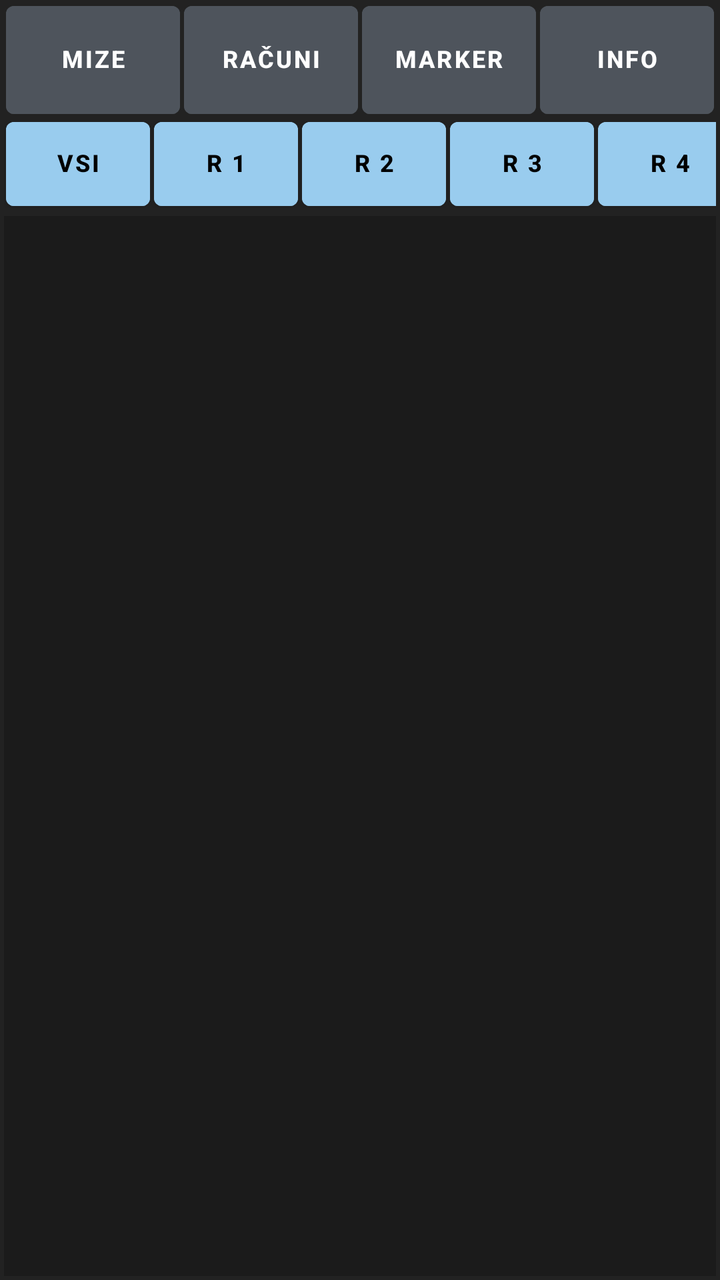
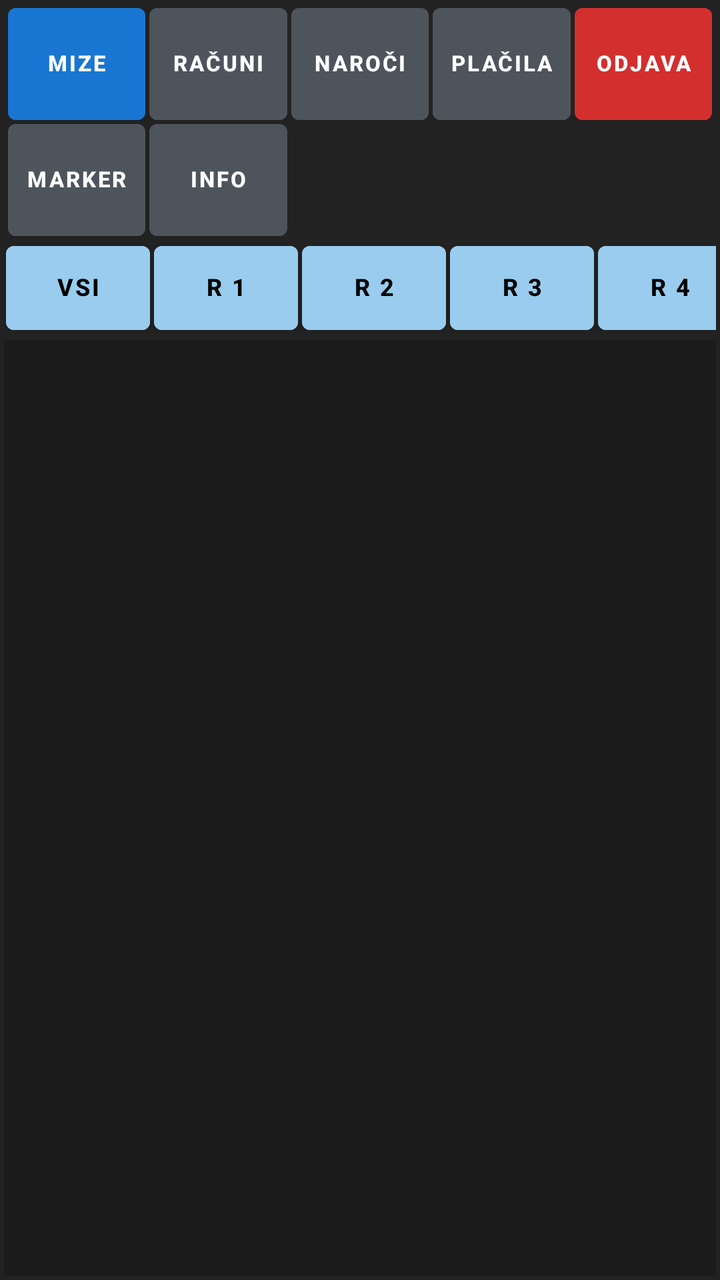

Two renders of the same Android screen: before a commit and after it. Below are the layout's source before the change and the commit's diff.
<!-- AndroidManifest.xml: application theme Theme.RosKasa -->
<!-- res/layout/fragment_mize.xml -->
<?xml version="1.0" encoding="utf-8"?>
<LinearLayout xmlns:android="http://schemas.android.com/apk/res/android"
    xmlns:app="http://schemas.android.com/apk/res-auto"
    android:layout_width="match_parent"
    android:layout_height="match_parent"
    android:orientation="vertical"
    android:background="@color/pos_bg_dark"
    android:padding="2dp">

    
    <LinearLayout
        android:layout_width="match_parent"
        android:layout_height="56dp"
        android:orientation="horizontal"
        android:layout_marginBottom="2dp">

        <com.google.android.material.button.MaterialButton
            android:id="@+id/btnMizeSelf"
            style="@style/PosButtonStyle"
            android:layout_width="0dp"
            android:layout_height="match_parent"
            android:layout_weight="1"
            android:backgroundTint="@color/pos_btn_normal"
            android:text="@string/btn_mize"
            android:textColor="#FFFFFF"
            android:textSize="12sp" />

        <com.google.android.material.button.MaterialButton
            android:id="@+id/btnNavRacuni"
            style="@style/PosButtonStyle"
            android:layout_width="0dp"
            android:layout_height="match_parent"
            android:layout_weight="1"
            android:backgroundTint="@color/pos_btn_normal"
            android:text="@string/btn_racuni"
            android:textColor="#FFFFFF"
            android:textSize="12sp" />

        <com.google.android.material.button.MaterialButton
            android:id="@+id/btnMarker"
            style="@style/PosButtonStyle"
            android:layout_width="0dp"
            android:layout_height="match_parent"
            android:layout_weight="1"
            android:backgroundTint="@color/pos_btn_normal"
            android:text="Marker"
            android:textColor="#FFFFFF"
            android:textSize="12sp" />

        <com.google.android.material.button.MaterialButton
            android:id="@+id/btnInfo"
            style="@style/PosButtonStyle"
            android:layout_width="0dp"
            android:layout_height="match_parent"
            android:layout_weight="1"
            android:backgroundTint="@color/pos_btn_normal"
            android:text="Info"
            android:textColor="#FFFFFF"
            android:textSize="12sp" />
    </LinearLayout>

    
    <HorizontalScrollView
        android:layout_width="match_parent"
        android:layout_height="wrap_content"
        android:scrollbars="none"
        android:layout_marginBottom="4dp">

        <LinearLayout
            android:id="@+id/containerRajoni"
            android:layout_width="wrap_content"
            android:layout_height="44dp"
            android:orientation="horizontal">

            <com.google.android.material.button.MaterialButton
                style="@style/PosButtonStyle"
                android:layout_width="72dp"
                android:layout_height="match_parent"
                android:backgroundTint="@color/pos_region_bg"
                android:text="Vsi"
                android:textColor="#000000"
                android:textSize="12sp" />

            <com.google.android.material.button.MaterialButton
                style="@style/PosButtonStyle"
                android:layout_width="72dp"
                android:layout_height="match_parent"
                android:backgroundTint="@color/pos_region_bg"
                android:text="R 1"
                android:textColor="#000000"
                android:textSize="12sp" />

            <com.google.android.material.button.MaterialButton
                style="@style/PosButtonStyle"
                android:layout_width="72dp"
                android:layout_height="match_parent"
                android:backgroundTint="@color/pos_region_bg"
                android:text="R 2"
                android:textColor="#000000"
                android:textSize="12sp" />

            <com.google.android.material.button.MaterialButton
                style="@style/PosButtonStyle"
                android:layout_width="72dp"
                android:layout_height="match_parent"
                android:backgroundTint="@color/pos_region_bg"
                android:text="R 3"
                android:textColor="#000000"
                android:textSize="12sp" />

            <com.google.android.material.button.MaterialButton
                style="@style/PosButtonStyle"
                android:layout_width="72dp"
                android:layout_height="match_parent"
                android:backgroundTint="@color/pos_region_bg"
                android:text="R 4"
                android:textColor="#000000"
                android:textSize="12sp" />

            <com.google.android.material.button.MaterialButton
                style="@style/PosButtonStyle"
                android:layout_width="72dp"
                android:layout_height="match_parent"
                android:backgroundTint="@color/pos_region_bg"
                android:text="R 5"
                android:textColor="#000000"
                android:textSize="12sp" />
        </LinearLayout>
    </HorizontalScrollView>

    
    <androidx.recyclerview.widget.RecyclerView
        android:id="@+id/rvMizeGrid"
        android:layout_width="match_parent"
        android:layout_height="0dp"
        android:layout_weight="1"
        android:padding="2dp"
        android:background="#1B1B1B" />

</LinearLayout>
<!-- resources referenced by this layout -->
<resources>
  <color name="pos_bg_dark">#222222</color>
  <color name="pos_btn_normal">#4E545C</color>
  <color name="pos_region_bg">#99CCEE</color>
  <string name="btn_mize">Mize</string>
  <string name="btn_racuni">Računi</string>
  <style name="PosButtonStyle" parent="Widget.MaterialComponents.Button">
          <item name="android:layout_height">56dp</item>
          <item name="android:minHeight">56dp</item>
          <item name="android:insetTop">0dp</item>
          <item name="android:insetBottom">0dp</item>
          <item name="android:paddingTop">0dp</item>
          <item name="android:paddingBottom">0dp</item>
          <item name="android:paddingLeft">2dp</item>
          <item name="android:paddingRight">2dp</item>
          <item name="android:gravity">center</item>
          <item name="android:includeFontPadding">false</item>
          <item name="android:textStyle">bold</item>
          <item name="android:textSize">12sp</item>
          <item name="android:layout_margin">1dp</item>
          <item name="android:baselineAligned">false</item>
      </style>
  <style name="Theme.RosKasa" parent="Theme.MaterialComponents.DayNight.NoActionBar">
          <item name="colorPrimary">@color/pos_accent_blue</item>
          <item name="colorSecondary">@color/pos_accent_green</item>
          <item name="android:windowBackground">@color/pos_bg_dark</item>
          <item name="android:textColor">@color/pos_btn_text</item>
      </style>
  <color name="pos_accent_blue">#1976D2</color>
  <color name="pos_accent_green">#388E3C</color>
  <color name="pos_btn_text">#FFFFFF</color>
</resources>

<!-- the commit's change to res/layout/fragment_mize.xml (unified diff, before → after) -->
@@ -8,56 +8,103 @@
     android:padding="2dp">
 
     
-    <LinearLayout
+    <GridLayout
         android:layout_width="match_parent"
-        android:layout_height="56dp"
-        android:orientation="horizontal"
+        android:layout_height="wrap_content"
+        android:columnCount="5"
+        android:rowCount="2"
+        android:alignmentMode="alignBounds"
+        android:useDefaultMargins="false"
+        android:padding="1dp"
         android:layout_marginBottom="2dp">
 
+        
         <com.google.android.material.button.MaterialButton
             android:id="@+id/btnMizeSelf"
             style="@style/PosButtonStyle"
             android:layout_width="0dp"
-            android:layout_height="match_parent"
-            android:layout_weight="1"
-            android:backgroundTint="@color/pos_btn_normal"
+            android:layout_height="56dp"
+            android:layout_columnWeight="1"
+            android:backgroundTint="@color/pos_accent_blue"
             android:text="@string/btn_mize"
-            android:textColor="#FFFFFF"
-            android:textSize="12sp" />
+            android:textColor="#FFFFFF" />
 
         <com.google.android.material.button.MaterialButton
             android:id="@+id/btnNavRacuni"
             style="@style/PosButtonStyle"
             android:layout_width="0dp"
-            android:layout_height="match_parent"
-            android:layout_weight="1"
+            android:layout_height="56dp"
+            android:layout_columnWeight="1"
             android:backgroundTint="@color/pos_btn_normal"
             android:text="@string/btn_racuni"
-            android:textColor="#FFFFFF"
-            android:textSize="12sp" />
+            android:textColor="#FFFFFF" />
 
+        <com.google.android.material.button.MaterialButton
+            android:id="@+id/btnNavNaroci"
+            style="@style/PosButtonStyle"
+            android:layout_width="0dp"
+            android:layout_height="56dp"
+            android:layout_columnWeight="1"
+            android:backgroundTint="@color/pos_btn_normal"
+            android:text="@string/btn_naroci"
+            android:textColor="#FFFFFF" />
+
+        <com.google.android.material.button.MaterialButton
+            android:id="@+id/btnNavPlacila"
+            style="@style/PosButtonStyle"
+            android:layout_width="0dp"
+            android:layout_height="56dp"
+            android:layout_columnWeight="1"
+            android:backgroundTint="@color/pos_btn_normal"
+            android:text="@string/btn_placila"
+            android:textColor="#FFFFFF" />
+
+        <com.google.android.material.button.MaterialButton
+            android:id="@+id/btnOdjava"
+            style="@style/PosButtonStyle"
+            android:layout_width="0dp"
+            android:layout_height="56dp"
+            android:layout_columnWeight="1"
+            android:backgroundTint="@color/pos_accent_red"
+            android:text="@string/btn_odjava"
+            android:textColor="#FFFFFF" />
+
+        
         <com.google.android.material.button.MaterialButton
             android:id="@+id/btnMarker"
             style="@style/PosButtonStyle"
             android:layout_width="0dp"
-            android:layout_height="match_parent"
-            android:layout_weight="1"
+            android:layout_height="56dp"
+            android:layout_columnWeight="1"
             android:backgroundTint="@color/pos_btn_normal"
             android:text="Marker"
-            android:textColor="#FFFFFF"
-            android:textSize="12sp" />
+            android:textColor="#FFFFFF" />
 
         <com.google.android.material.button.MaterialButton
             android:id="@+id/btnInfo"
             style="@style/PosButtonStyle"
             android:layout_width="0dp"
-            android:layout_height="match_parent"
-            android:layout_weight="1"
+            android:layout_height="56dp"
+            android:layout_columnWeight="1"
             android:backgroundTint="@color/pos_btn_normal"
             android:text="Info"
-            android:textColor="#FFFFFF"
-            android:textSize="12sp" />
-    </LinearLayout>
+            android:textColor="#FFFFFF" />
+
+        <View
+            android:layout_width="0dp"
+            android:layout_height="56dp"
+            android:layout_columnWeight="1" />
+
+        <View
+            android:layout_width="0dp"
+            android:layout_height="56dp"
+            android:layout_columnWeight="1" />
+
+        <View
+            android:layout_width="0dp"
+            android:layout_height="56dp"
+            android:layout_columnWeight="1" />
+    </GridLayout>
 
     
     <HorizontalScrollView
<!-- resource entries referenced after the edit -->
@@ -4,6 +4,9 @@
   <color name="pos_btn_normal">#4E545C</color>
   <color name="pos_region_bg">#99CCEE</color>
   <string name="btn_mize">Mize</string>
+  <string name="btn_naroci">Naroči</string>
+  <string name="btn_odjava">Odjava</string>
+  <string name="btn_placila">Plačila</string>
   <string name="btn_racuni">Računi</string>
   <style name="PosButtonStyle" parent="Widget.MaterialComponents.Button">
           <item name="android:layout_height">56dp</item>
@@ -17,9 +20,11 @@
           <item name="android:gravity">center</item>
           <item name="android:includeFontPadding">false</item>
           <item name="android:textStyle">bold</item>
-          <item name="android:textSize">12sp</item>
+          <item name="android:textSize">11sp</item>
           <item name="android:layout_margin">1dp</item>
           <item name="android:baselineAligned">false</item>
+          <item name="android:maxLines">2</item>
+          <item name="cornerRadius">4dp</item>
       </style>
   <style name="Theme.RosKasa" parent="Theme.MaterialComponents.DayNight.NoActionBar">
           <item name="colorPrimary">@color/pos_accent_blue</item>
@@ -28,6 +33,7 @@
           <item name="android:textColor">@color/pos_btn_text</item>
       </style>
   <color name="pos_accent_blue">#1976D2</color>
+  <color name="pos_accent_red">#D32F2F</color>
   <color name="pos_accent_green">#388E3C</color>
   <color name="pos_btn_text">#FFFFFF</color>
 </resources>
